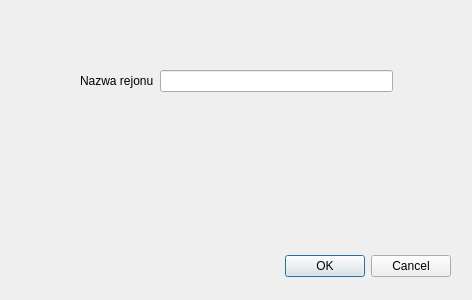
The window that Dialogi/dodajrejon.ui (margap1998/Bazy-danych-taxi) describes before a commit, drawn with Qt 5.
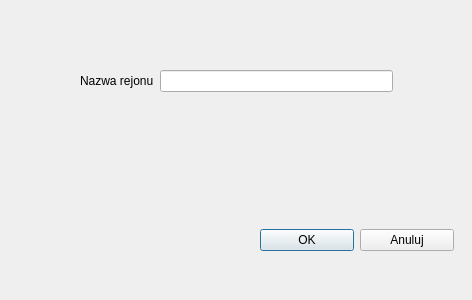
The same window after the commit.

What changed in the file:
```diff
--- a/Dialogi/dodajrejon.ui
+++ b/Dialogi/dodajrejon.ui
@@ -13,22 +13,6 @@
   <property name="windowTitle">
    <string>Dialog</string>
   </property>
-  <widget class="QDialogButtonBox" name="buttonBox">
-   <property name="geometry">
-    <rect>
-     <x>110</x>
-     <y>250</y>
-     <width>341</width>
-     <height>32</height>
-    </rect>
-   </property>
-   <property name="orientation">
-    <enum>Qt::Horizontal</enum>
-   </property>
-   <property name="standardButtons">
-    <set>QDialogButtonBox::Cancel|QDialogButtonBox::Ok</set>
-   </property>
-  </widget>
   <widget class="QWidget" name="formLayoutWidget">
    <property name="geometry">
     <rect>
@@ -51,6 +35,32 @@
     </item>
    </layout>
   </widget>
+  <widget class="QWidget" name="horizontalLayoutWidget">
+   <property name="geometry">
+    <rect>
+     <x>260</x>
+     <y>200</y>
+     <width>194</width>
+     <height>80</height>
+    </rect>
+   </property>
+   <layout class="QHBoxLayout" name="horizontalLayout">
+    <item>
+     <widget class="QPushButton" name="Ok">
+      <property name="text">
+       <string>OK</string>
+      </property>
+     </widget>
+    </item>
+    <item>
+     <widget class="QPushButton" name="anuluj">
+      <property name="text">
+       <string>Anuluj</string>
+      </property>
+     </widget>
+    </item>
+   </layout>
+  </widget>
  </widget>
  <resources/>
  <connections>
```
Left out of the diff: 35 changed lines with no effect on the pictures.
